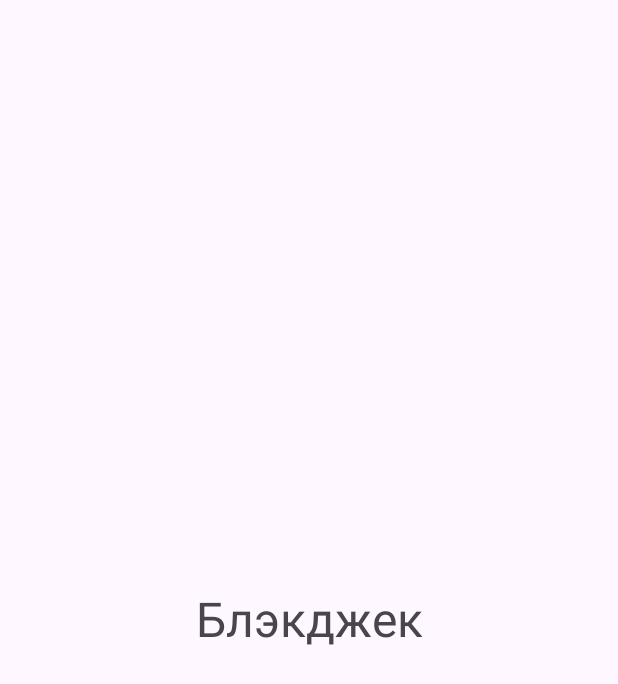
After one commit to RanisMurza/-Game-Library, an Android app: the BlackjackFragment screen opened through its navigation route, on a phone screen of 412 x 824 dp. The commit adds this screen. Shown: the top 684 px of the screen. Run offline under Robolectric (Android 15) with nearby library versions, the phone set to English and light mode, and no system bars.

Commit message:
added new navigation

```diff
--- /dev/null
+++ b/game_library/app/src/main/java/com/ranis/game_library/BlackjackFragment.kt
@@ -0,0 +1,20 @@
+package com.ranis.game_library
+
+import android.os.Bundle
+import android.view.View
+import androidx.fragment.app.Fragment
+import com.ranis.game_library.databinding.FragmentBlackjackBinding
+
+class BlackjackFragment : Fragment(R.layout.fragment_blackjack) {
+    private var binding: FragmentBlackjackBinding? = null
+
+    override fun onViewCreated(view: View, savedInstanceState: Bundle?) {
+        super.onViewCreated(view, savedInstanceState)
+        binding = FragmentBlackjackBinding.bind(view)
+    }
+
+    override fun onDestroyView() {
+        super.onDestroyView()
+        binding = null
+    }
+}
--- /dev/null
+++ b/game_library/app/src/main/res/layout/fragment_blackjack.xml
@@ -0,0 +1,21 @@
+<?xml version="1.0" encoding="utf-8"?>
+<androidx.constraintlayout.widget.ConstraintLayout xmlns:android="http://schemas.android.com/apk/res/android"
+    android:layout_width="match_parent"
+    android:layout_height="match_parent"
+    xmlns:app="http://schemas.android.com/apk/res-auto"
+    xmlns:tools="http://schemas.android.com/tools"
+    tools:context=".BlackjackFragment">
+
+    <TextView
+        android:id="@+id/txText"
+        android:layout_width="wrap_content"
+        android:layout_height="wrap_content"
+        app:layout_constraintTop_toTopOf="parent"
+        app:layout_constraintBottom_toBottomOf="parent"
+        app:layout_constraintStart_toStartOf="parent"
+        app:layout_constraintEnd_toEndOf="parent"
+        android:text="@string/blackjack"
+        android:textSize="32sp"
+        />
+
+</androidx.constraintlayout.widget.ConstraintLayout>
--- a/game_library/app/src/main/res/navigation/main_graph.xml
+++ b/game_library/app/src/main/res/navigation/main_graph.xml
@@ -10,7 +10,20 @@
         android:name="com.ranis.game_library.MenuFragment"
         android:label="fragment_menu"
         tools:layout="@layout/fragment_menu"
-        />
+        >
+        <action
+            android:id="@+id/action_menuFragment_to_blackjackFragment"
+            app:destination="@id/blackjackFragment" />
+        <action
+            android:id="@+id/action_menuFragment_to_gallowsFragment"
+            app:destination="@id/gallowsFragment" />
+        <action
+            android:id="@+id/action_menuFragment_to_memoryFragment"
+            app:destination="@id/memoryFragment" />
+        <action
+            android:id="@+id/action_menuFragment_to_ticTacToeFragment"
+            app:destination="@id/ticTacToeFragment" />
+    </fragment>
 
     <fragment
         android:id="@+id/mainFragment"
@@ -21,4 +34,28 @@
             android:id="@+id/action_mainFragment_to_menuFragment"
             app:destination="@id/menuFragment" />
     </fragment>
+    <fragment
+        android:id="@+id/blackjackFragment"
+        android:name="com.ranis.game_library.BlackjackFragment"
+        android:label="BlackjackFragment"
+        tools:layout="@layout/fragment_blackjack"
+        />
+    <fragment
+        android:id="@+id/gallowsFragment"
+        android:name="com.ranis.game_library.GallowsFragment"
+        android:label="GallowsFragment"
+        tools:layout="@layout/fragment_gallows"
+        />
+    <fragment
+        android:id="@+id/memoryFragment"
+        android:name="com.ranis.game_library.MemoryFragment"
+        android:label="MemoryFragment"
+        tools:layout="@layout/fragment_memory"
+        />
+    <fragment
+        android:id="@+id/ticTacToeFragment"
+        android:name="com.ranis.game_library.TicTacToeFragment"
+        android:label="TicTacToeFragment"
+        tools:layout="@layout/fragment_tic_tac_toe"
+        />
 </navigation>
```
Also changed, not shown: game_library/app/src/main/java/com/ranis/game_library/GallowsFragment.kt (added, +20 -0 lines), game_library/app/src/main/java/com/ranis/game_library/MemoryFragment.kt (added, +20 -0 lines), game_library/app/src/main/java/com/ranis/game_library/MenuFragment.kt (+16 -0 lines), game_library/app/src/main/java/com/ranis/game_library/TicTacToeFragment.kt (added, +20 -0 lines), game_library/app/src/main/res/layout/fragment_gallows.xml (added, +21 -0 lines), game_library/app/src/main/res/layout/fragment_memory.xml (added, +21 -0 lines), game_library/app/src/main/res/layout/fragment_tic_tac_toe.xml (added, +20 -0 lines).
